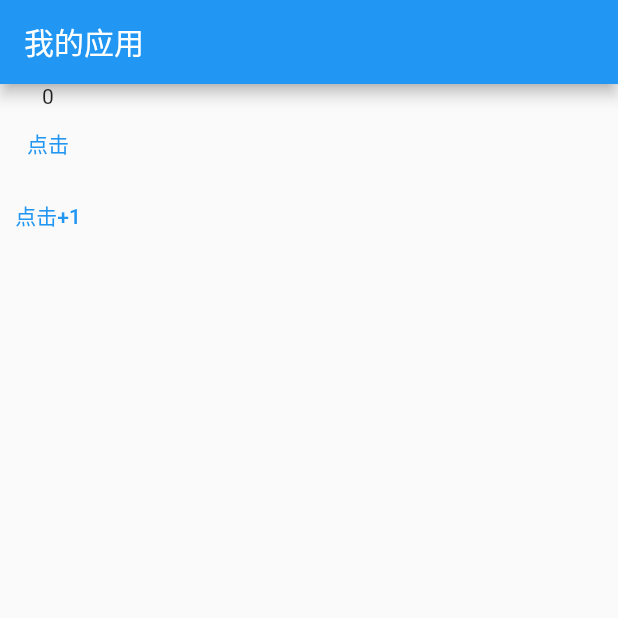
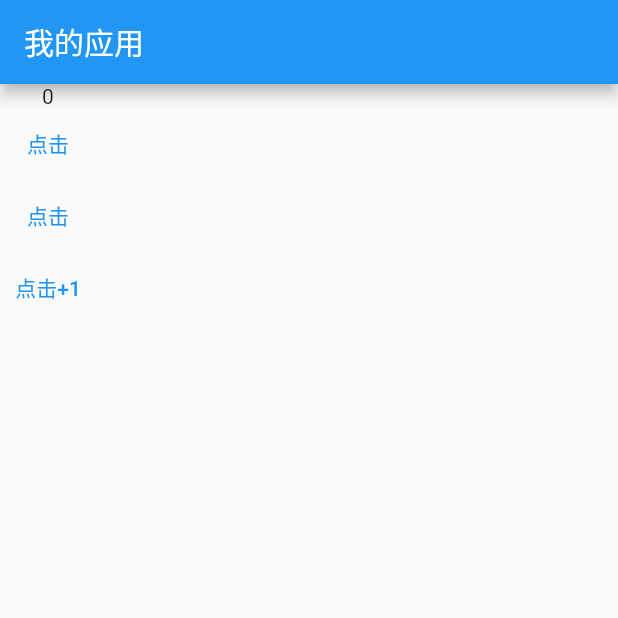
Before and after one commit to zhangjin-amy/flutter-demo, a Flutter app: the screen it shows after launch, on a phone screen of 412 x 824 dp, the top half of it. Run offline on Flutter 3.47's test engine with Material 2 defaults, Android fonts, the phone set to English and light mode, and no system bars.

Commit message:
feat: 修改父子组件传参

```diff
--- a/lib/page/CountPage.dart
+++ b/lib/page/CountPage.dart
@@ -1,4 +1,3 @@
-import 'dart:ffi';
 
 import 'package:flutter/material.dart';
 
@@ -9,19 +8,27 @@ class CountPage extends StatefulWidget {
 class _CountPageState extends State {
   int _count = 0;
   Widget build(BuildContext context) {
-    return CountWidget(count: _count, onHandlleCount: (){
-      print('hi rouzip');
-    }, onHandleChange: (value){
-      setState(() {
-        _count = _count + value;
-      });
+    return CountWidget(
+      count: _count,
+      onHandlleCount: (){
+        print('hi rouzip');
+      },
+      onHandleChange: (value){
+        setState(() {
+          _count = _count + value;
+        });
     },);
+  }
+@override
+  void didUpdateWidget(CountPage oldWidget) {
+    super.didUpdateWidget(oldWidget);
+    print('======didUpdateWidget');
   }
 }
 
 class CountWidget extends StatelessWidget {
   final int count;
-  final VoidCallback onHandlleCount;
+  final void Function() onHandlleCount;
   final Function(int) onHandleChange;
   CountWidget({
     required this.count,
@@ -33,7 +40,8 @@ class CountWidget extends StatelessWidget {
     return Column(
       children: [
         Text('$count'),
-        TextButton(onPressed:onHandlleCount, child: Text('点击')),
+        TextButton(onPressed: onHandlleCount, child: Text('点击')),
+        TextButton(onPressed: (){onHandlleCount();}, child: Text('点击')),
         TextButton(onPressed:(){onHandleChange(1);}, child: Text('点击+1')),
       ],
     );
```
